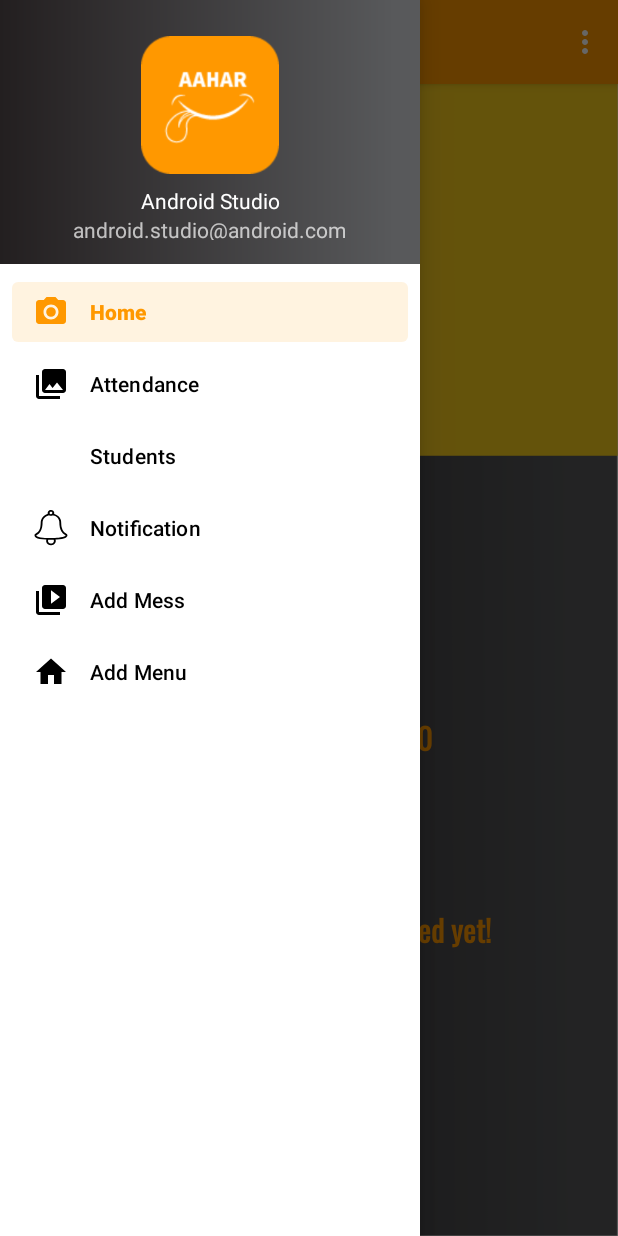
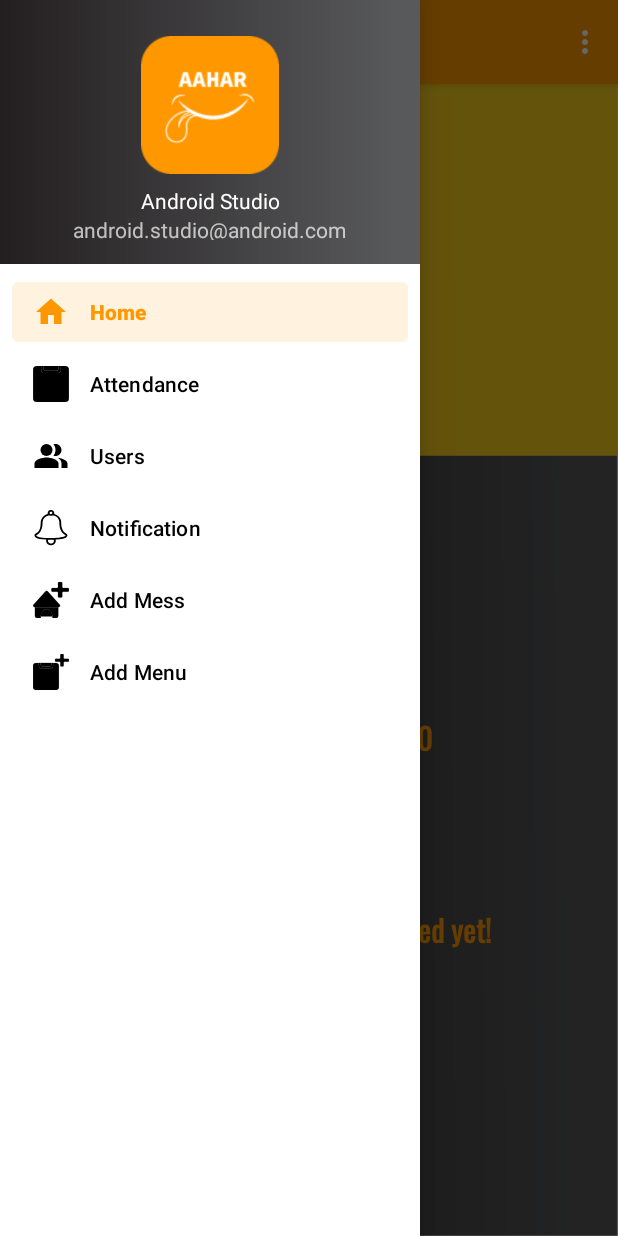
Before and after one commit to Ameya2k22/AAHAR-CUSTOMER, an Android app: the screen it shows after launch once a user with an empty profile is signed in (MainActivity), with the side drawer open, on a phone screen of 412 x 824 dp. Run offline under Robolectric (Android 15) with nearby library versions, the light colour scheme and no system bars; our stand-ins replace Firebase (no records; nobody signed in at launch, a user with empty details on screens opened directly), navigation-ui; Roboto replaces fonts that are not available here.

Commit message:
menu icons changed

```diff
--- /dev/null
+++ b/app/src/main/res/drawable/ic_add_mess.xml
@@ -0,0 +1,26 @@
+<vector xmlns:android="http://schemas.android.com/apk/res/android"
+    android:width="233.25dp"
+    android:height="258.5dp"
+    android:viewportWidth="233.25"
+    android:viewportHeight="258.5">
+  <path
+      android:strokeWidth="1"
+      android:pathData="M165.4,180.49H11A10.32,10.32 0,0 1,2.8 163.73L80,68.23a10.52,10.52 0,0 1,16.34 0l77.21,95.5A10.31,10.31 0,0 1,165.4 180.49Z"
+      android:fillColor="#231f20"
+      android:strokeColor="#fff"/>
+  <path
+      android:strokeWidth="1"
+      android:pathData="M164.08,180.49v64.22A13.38,13.38 0,0 1,150.62 258H125.43a70.19,70.19 0,0 0,0.66 -9.59c0,-28.75 -17,-52.07 -37.9,-52.07s-37.92,23.32 -37.92,52.07a70.19,70.19 0,0 0,0.66 9.59H25.73A13.37,13.37 0,0 1,12.3 244.71V180.49Z"
+      android:fillColor="#231f20"
+      android:strokeColor="#fff"/>
+  <path
+      android:pathData="M126.07,246.92c0,-0.51 0,-1 0,-1.52 0,-26.25 -15.93,-47.68 -35.95,-49 -0.64,0 -1.3,-0.07 -2,-0.07s-1.3,0 -2,0.07c-20,1.31 -36,22.74 -36,49 0,0.51 0,1 0,1.52"
+      android:strokeWidth="2"
+      android:fillColor="#fff"
+      android:strokeColor="#231f20"/>
+  <path
+      android:strokeWidth="1"
+      android:pathData="M232.75,48.41V63.26a6.24,6.24 0,0 1,-6.33 6.16H196.17a6.25,6.25 0,0 0,-6.34 6.16V105a6.25,6.25 0,0 1,-6.33 6.16H168.22a6.25,6.25 0,0 1,-6.33 -6.16V75.58a6.25,6.25 0,0 0,-6.33 -6.16H125.31A6.24,6.24 0,0 1,119 63.26V48.41a6.25,6.25 0,0 1,6.33 -6.16h30.25a6.25,6.25 0,0 0,6.33 -6.16V6.66A6.25,6.25 0,0 1,168.22 0.5H183.5a6.25,6.25 0,0 1,6.33 6.16V36.09a6.25,6.25 0,0 0,6.34 6.16h30.25A6.25,6.25 0,0 1,232.75 48.41Z"
+      android:fillColor="#231f20"
+      android:strokeColor="#fff"/>
+</vector>
--- /dev/null
+++ b/app/src/main/res/drawable/ic_attendence.xml
@@ -0,0 +1,24 @@
+<vector android:height="24dp" android:viewportHeight="226.05"
+    android:viewportWidth="192.72" android:width="20.461313dp" xmlns:android="http://schemas.android.com/apk/res/android">
+    <path android:fillColor="#231f20"
+        android:pathData="M192.22,22.59V203.46a22.09,22.09 0,0 1,-22.08 22.09H22.59A22.09,22.09 0,0 1,0.5 203.46V22.59A22.08,22.08 0,0 1,22.59 0.5H43.42V23.42A21.27,21.27 0,0 0,64.68 44.67h63.37A21.26,21.26 0,0 0,149.3 23.42V0.5h20.84A22.08,22.08 0,0 1,192.22 22.59Z"
+        android:strokeColor="#fff" android:strokeWidth="1"/>
+    <path android:fillColor="#231f20"
+        android:pathData="M149.3,0.5V23.42a21.26,21.26 0,0 1,-21.25 21.25H64.67A21.26,21.26 0,0 1,43.43 23.42V0.5H56.35V13.41A16.25,16.25 0,0 0,72.6 29.66h47.52a16.25,16.25 0,0 0,16.25 -16.25V0.5Z"
+        android:strokeColor="#fff" android:strokeWidth="1"/>
+    <path android:fillColor="#fff"
+        android:pathData="M136.37,0.5V13.41a16.25,16.25 0,0 1,-16.25 16.25H72.6A16.25,16.25 0,0 1,56.35 13.41V0.5Z"
+        android:strokeColor="#fff" android:strokeWidth="1"/>
+    <path android:fillColor="#00000000"
+        android:pathData="M35.51,83.01L153.88,83.01"
+        android:strokeColor="#fff" android:strokeWidth="1"/>
+    <path android:fillColor="#00000000"
+        android:pathData="M35.51,123.02L153.88,123.02"
+        android:strokeColor="#fff" android:strokeWidth="1"/>
+    <path android:fillColor="#00000000"
+        android:pathData="M35.51,163.87L153.88,163.87"
+        android:strokeColor="#fff" android:strokeWidth="1"/>
+    <path android:fillColor="#00000000"
+        android:pathData="M43.43,0.5L149.3,0.5"
+        android:strokeColor="#231f20" android:strokeWidth="1"/>
+</vector>
--- /dev/null
+++ b/app/src/main/res/drawable/ic_menu_add.xml
@@ -0,0 +1,46 @@
+<vector xmlns:android="http://schemas.android.com/apk/res/android"
+    android:width="275.34dp"
+    android:height="308.87dp"
+    android:viewportWidth="275.34"
+    android:viewportHeight="308.87">
+  <path
+      android:strokeWidth="1"
+      android:pathData="M198,99.35V285.63a22.74,22.74 0,0 1,-22.74 22.74h-152A22.75,22.75 0,0 1,0.5 285.63V99.35A22.74,22.74 0,0 1,23.25 76.6H44.71v23.6A21.9,21.9 0,0 0,66.6 122.09h65.26a21.9,21.9 0,0 0,21.89 -21.89V76.6h21.46A22.73,22.73 0,0 1,198 99.35Z"
+      android:fillColor="#231f20"
+      android:strokeColor="#fff"/>
+  <path
+      android:strokeWidth="1"
+      android:pathData="M153.75,76.6v23.6a21.9,21.9 0,0 1,-21.89 21.89H66.59A21.9,21.9 0,0 1,44.71 100.2V76.6H58V89.89a16.74,16.74 0,0 0,16.74 16.74h48.93a16.73,16.73 0,0 0,16.74 -16.74V76.6Z"
+      android:fillColor="#231f20"
+      android:strokeColor="#fff"/>
+  <path
+      android:strokeWidth="1"
+      android:pathData="M140.43,76.6V89.89a16.73,16.73 0,0 1,-16.74 16.74H74.76A16.74,16.74 0,0 1,58 89.89V76.6Z"
+      android:fillColor="#fff"
+      android:strokeColor="#fff"/>
+  <path
+      android:strokeWidth="1"
+      android:pathData="M36.56,161.58L158.46,161.58"
+      android:fillColor="#00000000"
+      android:strokeColor="#fff"/>
+  <path
+      android:strokeWidth="1"
+      android:pathData="M36.56,202.78L158.46,202.78"
+      android:fillColor="#00000000"
+      android:strokeColor="#fff"/>
+  <path
+      android:strokeWidth="1"
+      android:pathData="M36.56,244.85L158.46,244.85"
+      android:fillColor="#00000000"
+      android:strokeColor="#fff"/>
+  <path
+      android:strokeWidth="1"
+      android:pathData="M44.71,76.6L153.75,76.6"
+      android:fillColor="#00000000"
+      android:strokeColor="#231f20"/>
+  <path
+      android:strokeWidth="1"
+      android:pathData="M274.84,46.44V60.69a5.92,5.92 0,0 1,-5.91 5.91H240.71a5.91,5.91 0,0 0,-5.91 5.9v28.23a5.9,5.9 0,0 1,-5.9 5.9H214.65a5.9,5.9 0,0 1,-5.91 -5.9V72.5a5.9,5.9 0,0 0,-5.91 -5.9H174.61a5.91,5.91 0,0 1,-5.9 -5.91V46.44a5.9,5.9 0,0 1,5.9 -5.9h28.22a5.91,5.91 0,0 0,5.91 -5.91V6.41A5.9,5.9 0,0 1,214.65 0.5H228.9a5.9,5.9 0,0 1,5.9 5.91V34.63a5.92,5.92 0,0 0,5.91 5.91h28.22A5.91,5.91 0,0 1,274.84 46.44Z"
+      android:fillColor="#231f20"
+      android:strokeColor="#fff"/>
+</vector>
--- /dev/null
+++ b/app/src/main/res/drawable/ic_users.xml
@@ -0,0 +1,23 @@
+<vector xmlns:android="http://schemas.android.com/apk/res/android"
+    android:width="24dp"
+    android:height="24dp"
+    android:viewportWidth="24"
+    android:viewportHeight="24"
+    android:tint="?attr/colorControlNormal">
+  <path
+      android:fillColor="@android:color/white"
+      android:pathData="M16.67,13.13C18.04,14.06 19,15.32 19,17v3h4v-3C23,14.82 19.43,13.53 16.67,13.13z"
+      android:fillType="evenOdd"/>
+  <path
+      android:fillColor="@android:color/white"
+      android:pathData="M9,8m-4,0a4,4 0,1 1,8 0a4,4 0,1 1,-8 0"
+      android:fillType="evenOdd"/>
+  <path
+      android:fillColor="@android:color/white"
+      android:pathData="M15,12c2.21,0 4,-1.79 4,-4c0,-2.21 -1.79,-4 -4,-4c-0.47,0 -0.91,0.1 -1.33,0.24C14.5,5.27 15,6.58 15,8s-0.5,2.73 -1.33,3.76C14.09,11.9 14.53,12 15,12z"
+      android:fillType="evenOdd"/>
+  <path
+      android:fillColor="@android:color/white"
+      android:pathData="M9,13c-2.67,0 -8,1.34 -8,4v3h16v-3C17,14.34 11.67,13 9,13z"
+      android:fillType="evenOdd"/>
+</vector>
--- a/app/src/main/res/menu/activity_main_drawer.xml
+++ b/app/src/main/res/menu/activity_main_drawer.xml
@@ -6,32 +6,32 @@
     <group android:checkableBehavior="single">
         <item
             android:id="@+id/nav_home"
-            android:icon="@drawable/ic_menu_camera"
+            android:icon="@drawable/ic_home"
             android:title="@string/menu_home" />
 
         <item
             android:id="@+id/nav_attendance"
-            android:icon="@drawable/ic_menu_gallery"
+            android:icon="@drawable/ic_attendence"
             android:title="@string/menu_attendance" />
 
         <item
             android:id="@+id/nav_student"
-            android:icon="@drawable/profile_avatar"
-            android:title="Students" />
+            android:icon="@drawable/ic_users"
+            android:title="@string/users" />
 
         <item
             android:id="@+id/nav_notification"
             android:icon="@drawable/ic_notification"
-            android:title="Notification" />
+            android:title="@string/notification" />
 
         <item
             android:id="@+id/nav_addmess"
-            android:icon="@drawable/ic_menu_slideshow"
+            android:icon="@drawable/ic_add_mess"
             android:title="@string/menu_addmess" />
 
         <item
             android:id="@+id/nav_addmenu"
-            android:icon="@drawable/ic_home"
+            android:icon="@drawable/ic_menu_add"
             android:title="@string/menu_addmenu"/>
     </group>
 </menu>
--- a/app/src/main/res/values/strings.xml
+++ b/app/src/main/res/values/strings.xml
@@ -98,4 +98,6 @@
     <string name="payment">Payment</string>
 
     <string name="not_rated_yet">Not rated yet!</string>
+    <string name="users">Users</string>
+    <string name="notification">Notification</string>
 </resources>
```
